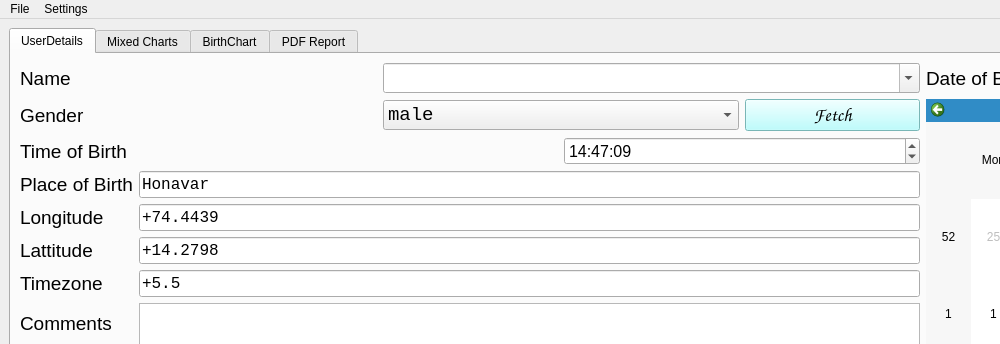
The window that userforms/mainwindow.ui (VicharaVandana/JyotishPro) describes before a commit, drawn with Qt 5; both pictures show x 0 to 1000 and y 0 to 344 of the 1303 by 791 pixel window.
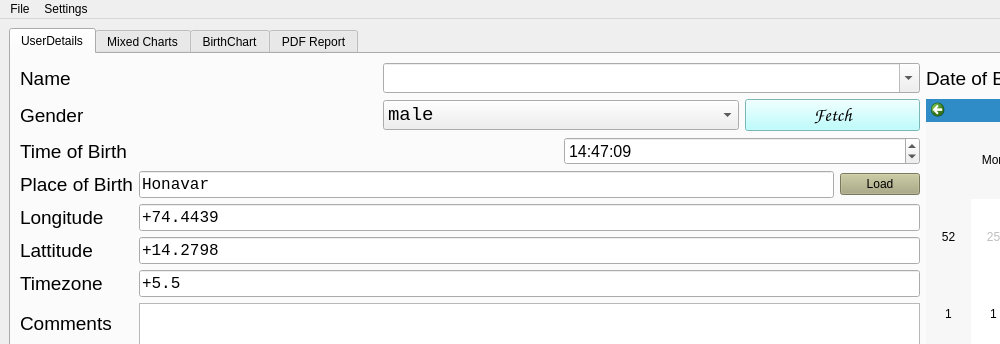
The same window after the commit.

Commit message: The birth place updated automatically and database added.

What changed in the file:
```diff
--- a/userforms/mainwindow.ui
+++ b/userforms/mainwindow.ui
@@ -126,6 +126,8 @@
            </widget>
           </item>
           <item row="0" column="1">
+           <layout class="QHBoxLayout" name="horizontalLayout_place">
+            <item>
            <widget class="QLineEdit" name="place">
             <property name="font">
              <font>
@@ -141,6 +143,31 @@
             </property>
            </widget>
           </item>
+            <item>
+             <widget class="QPushButton" name="btn_loadPlace">
+              <property name="maximumSize">
+               <size>
+                <width>100</width>
+                <height>16777215</height>
+               </size>
+              </property>
+              <property name="baseSize">
+               <size>
+                <width>0</width>
+                <height>0</height>
+               </size>
+              </property>
+              <property name="styleSheet">
+               <string notr="true">background-color: rgb(170, 170, 127);
+font: 10pt &quot;Cascadia Code&quot;;</string>
+              </property>
+              <property name="text">
+               <string>Load</string>
+              </property>
+             </widget>
+            </item>
+           </layout>
+          </item>
           <item row="1" column="0">
            <widget class="QLabel" name="label1_7">
             <property name="font">
```
Left out of the diff: 6 changed lines with no effect on the pictures. Lines whose indentation alone changed are shown as unchanged. The commit also changes 7 other files.
